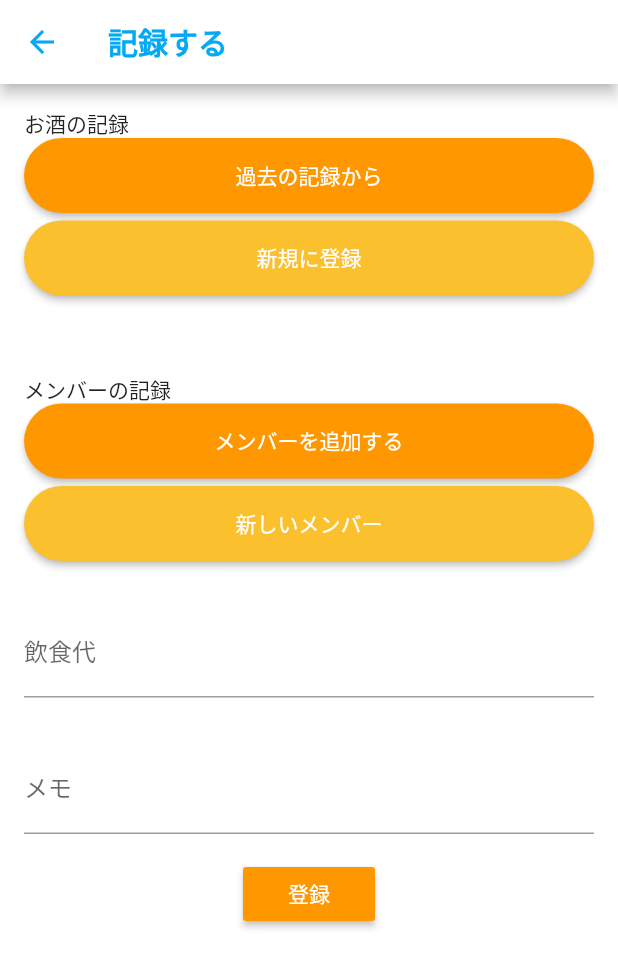
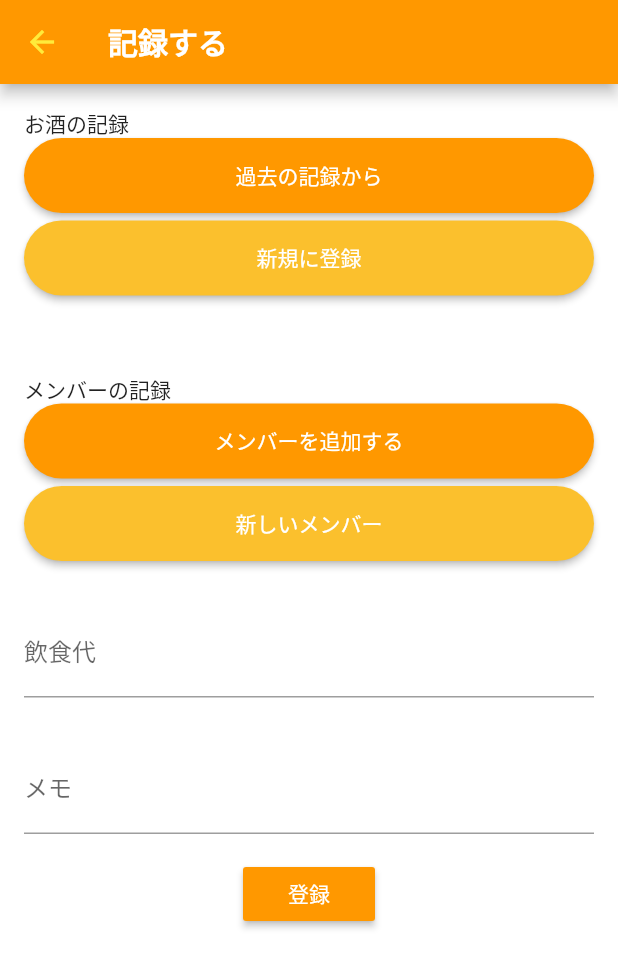
Before and after one commit to koki1126/alcorec, a Flutter app: the screen it shows after launch, after a tap on the "add" icon, on a phone screen of 412 x 824 dp. Shown: the top 968 px of the screen. Run offline on Flutter 3.47's test engine with Material 2 defaults, Android fonts, the phone set to English and light mode, and no system bars; our stand-ins replace flutter_calendar_carousel, fluttertoast, sqflite; accounts and stored records are empty.

Commit message:
全体的な色を変更した(カレンダーの月の色以外)

```diff
--- a/lib/header.dart
+++ b/lib/header.dart
@@ -11,14 +11,14 @@ class Header extends StatelessWidget with PreferredSizeWidget {
   Widget build(BuildContext context) {
     return AppBar(
       iconTheme: IconThemeData(
-        color: Colors.lightBlue,
+        color: Colors.yellow,
       ),
-      backgroundColor: Colors.white,
+      backgroundColor: Colors.orange,
       brightness: Brightness.light, // ステータスバー白黒反転
       title: Text(
         headerWord,
         style: TextStyle(
-          color: Colors.lightBlue,
+          color: Colors.white,
           fontSize: 20,
           fontWeight: FontWeight.bold,
         ),
--- a/lib/home/home.dart
+++ b/lib/home/home.dart
@@ -20,7 +20,7 @@ class HomePage extends StatelessWidget {
           return Scaffold(
             appBar: AppBar(
               title: Text('こんにちは'),
-              backgroundColor: Colors.yellow,
+              backgroundColor: Colors.orange,
             ),
 
             body: Container(
@@ -33,7 +33,7 @@ class HomePage extends StatelessWidget {
                 selectedDayButtonColor: Colors.yellow.shade600,
                 weekFormat: false,
                 height: 500,
-                weekDayBackgroundColor: Colors.blue.shade100,
+                weekDayBackgroundColor: Colors.orange.shade300,
                 selectedDateTime: model.currentDate,
                 daysHaveCircularBorder: true,
                 // customGridViewPhysics: NeverScrollableScrollPhysics(),
--- a/lib/record/record.dart
+++ b/lib/record/record.dart
@@ -1,6 +1,7 @@
 import 'package:alcorec/header.dart';
 import 'package:alcorec/member_dialog/member_dialog.dart';
 import 'package:alcorec/record/record_model.dart';
+import 'package:flutter/foundation.dart';
 import 'package:flutter/material.dart';
 import 'package:provider/provider.dart';
 import 'package:alcorec/header.dart';
```
